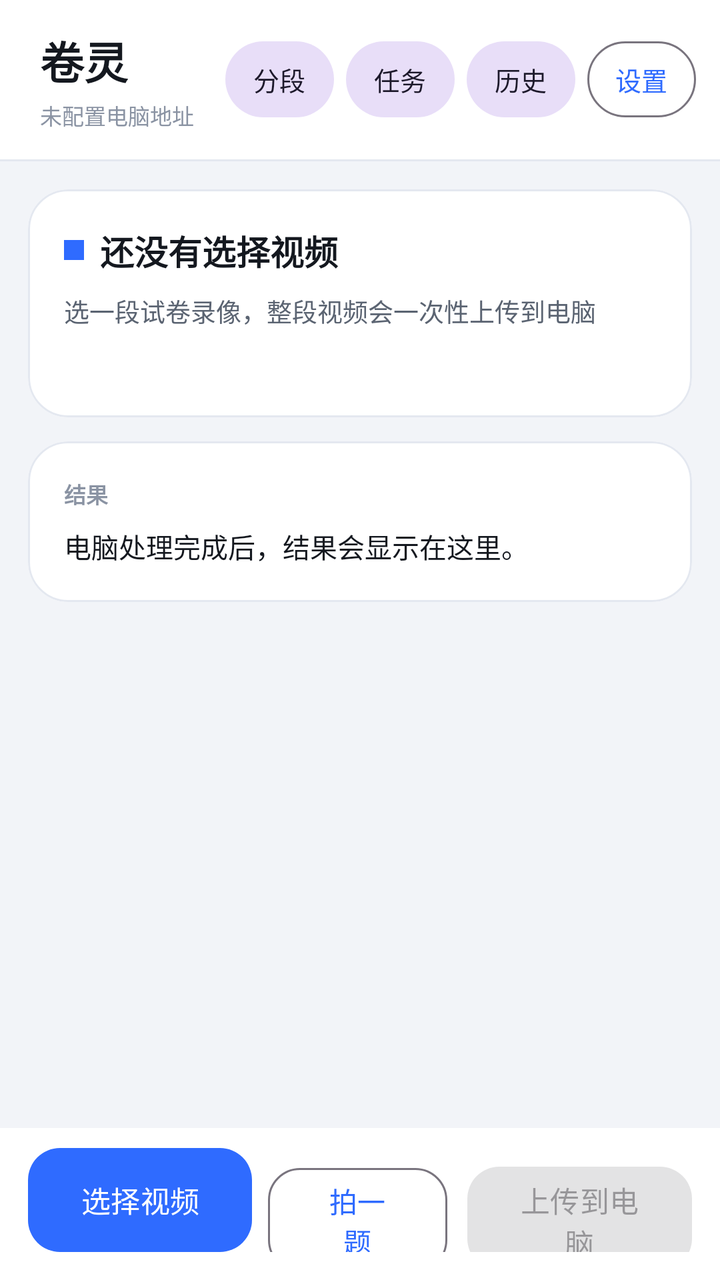
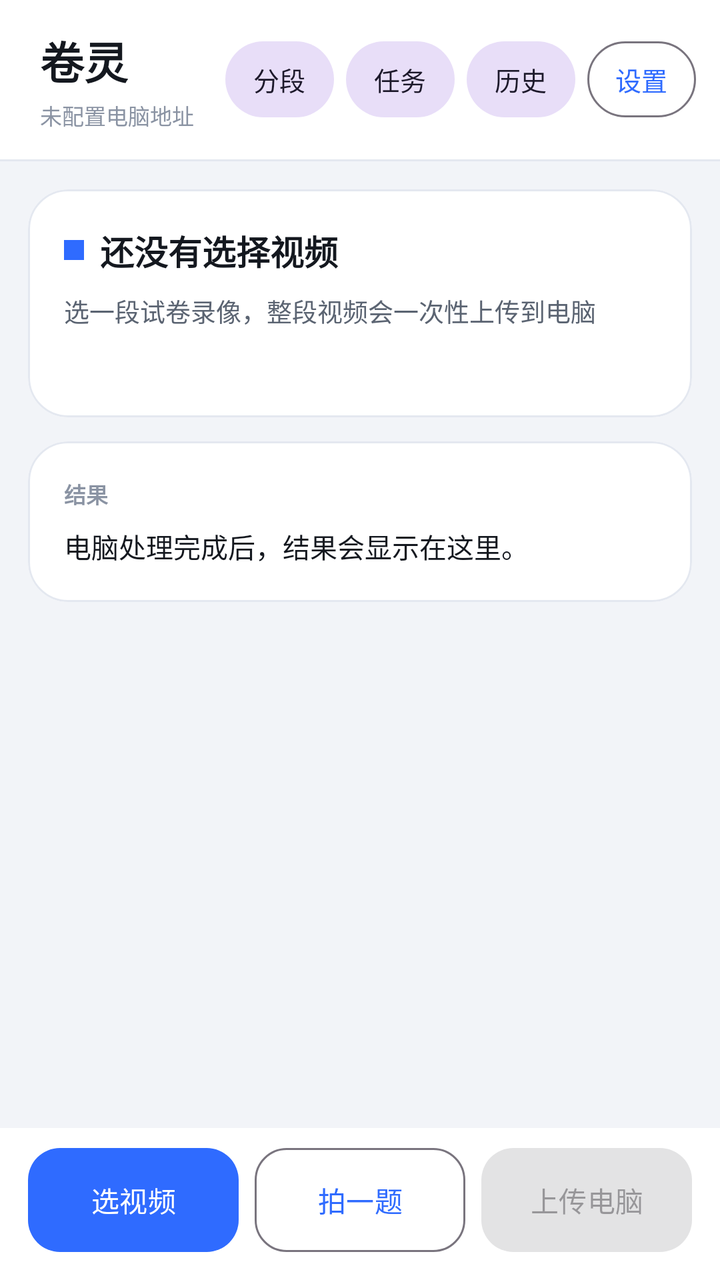

Screens rendered from an Android XML layout before and after an edit, with the pre-edit source and the edit as a unified diff.
<!-- AndroidManifest.xml: application theme Theme.VideoQuiz -->
<!-- res/layout/activity_main.xml -->
<?xml version="1.0" encoding="utf-8"?>
<LinearLayout xmlns:android="http://schemas.android.com/apk/res/android"
    xmlns:app="http://schemas.android.com/apk/res-auto"
    android:layout_width="match_parent"
    android:layout_height="match_parent"
    android:background="@color/surface_dim"
    android:orientation="vertical">

    
    <LinearLayout
        android:layout_width="match_parent"
        android:layout_height="wrap_content"
        android:background="@color/surface"
        android:gravity="center_vertical"
        android:orientation="horizontal"
        android:paddingStart="20dp"
        android:paddingTop="14dp"
        android:paddingEnd="12dp"
        android:paddingBottom="14dp">

        <LinearLayout
            android:layout_width="0dp"
            android:layout_height="wrap_content"
            android:layout_weight="1"
            android:orientation="vertical">

            <TextView
                android:layout_width="wrap_content"
                android:layout_height="wrap_content"
                android:text="卷灵"
                android:textColor="@color/text_primary"
                android:textSize="22sp"
                android:textStyle="bold" />

            <TextView
                android:id="@+id/tvEndpoint"
                android:layout_width="match_parent"
                android:layout_height="wrap_content"
                android:layout_marginTop="3dp"
                android:ellipsize="middle"
                android:maxLines="1"
                android:text="未配置电脑地址"
                android:textColor="@color/text_tertiary"
                android:textSize="11sp" />
        </LinearLayout>

        <com.google.android.material.button.MaterialButton
            android:id="@+id/btnPaper"
            style="@style/Widget.Material3.Button.TonalButton"
            android:layout_width="wrap_content"
            android:layout_height="38dp"
            android:layout_marginEnd="6dp"
            android:insetTop="0dp"
            android:insetBottom="0dp"
            android:minWidth="0dp"
            android:paddingStart="14dp"
            android:paddingEnd="14dp"
            android:text="分段"
            android:textSize="13sp"
            app:cornerRadius="19dp" />

        <com.google.android.material.button.MaterialButton
            android:id="@+id/btnTasks"
            style="@style/Widget.Material3.Button.TonalButton"
            android:layout_width="wrap_content"
            android:layout_height="38dp"
            android:layout_marginEnd="6dp"
            android:insetTop="0dp"
            android:insetBottom="0dp"
            android:minWidth="0dp"
            android:paddingStart="14dp"
            android:paddingEnd="14dp"
            android:text="任务"
            android:textSize="13sp"
            app:cornerRadius="19dp" />

        <com.google.android.material.button.MaterialButton
            android:id="@+id/btnHistory"
            style="@style/Widget.Material3.Button.TonalButton"
            android:layout_width="wrap_content"
            android:layout_height="38dp"
            android:layout_marginEnd="6dp"
            android:insetTop="0dp"
            android:insetBottom="0dp"
            android:minWidth="0dp"
            android:paddingStart="14dp"
            android:paddingEnd="14dp"
            android:text="历史"
            android:textSize="13sp"
            app:cornerRadius="19dp" />

        <com.google.android.material.button.MaterialButton
            android:id="@+id/btnSettings"
            style="@style/Widget.Material3.Button.OutlinedButton"
            android:layout_width="wrap_content"
            android:layout_height="38dp"
            android:insetTop="0dp"
            android:insetBottom="0dp"
            android:minWidth="0dp"
            android:paddingStart="14dp"
            android:paddingEnd="14dp"
            android:text="设置"
            android:textSize="13sp"
            app:cornerRadius="19dp" />
    </LinearLayout>

    <View
        android:layout_width="match_parent"
        android:layout_height="1dp"
        android:background="@color/divider" />

    
    <ScrollView
        android:layout_width="match_parent"
        android:layout_height="0dp"
        android:layout_weight="1"
        android:clipToPadding="false"
        android:paddingBottom="8dp">

        <LinearLayout
            android:layout_width="match_parent"
            android:layout_height="wrap_content"
            android:orientation="vertical">

            
            <com.google.android.material.card.MaterialCardView
                android:layout_width="match_parent"
                android:layout_height="wrap_content"
                android:layout_marginStart="14dp"
                android:layout_marginTop="14dp"
                android:layout_marginEnd="14dp"
                app:cardBackgroundColor="@color/surface"
                app:cardCornerRadius="20dp"
                app:cardElevation="0dp"
                app:strokeColor="@color/divider"
                app:strokeWidth="1dp">

                <LinearLayout
                    android:layout_width="match_parent"
                    android:layout_height="wrap_content"
                    android:orientation="vertical"
                    android:padding="18dp">

                    <LinearLayout
                        android:layout_width="match_parent"
                        android:layout_height="wrap_content"
                        android:gravity="center_vertical"
                        android:orientation="horizontal">

                        <View
                            android:id="@+id/dotPhase"
                            android:layout_width="10dp"
                            android:layout_height="10dp"
                            android:layout_marginEnd="8dp"
                            android:background="@color/brand" />

                        <TextView
                            android:id="@+id/tvPhase"
                            android:layout_width="0dp"
                            android:layout_height="wrap_content"
                            android:layout_weight="1"
                            android:text="还没有选择视频"
                            android:textColor="@color/text_primary"
                            android:textSize="17sp"
                            android:textStyle="bold" />
                    </LinearLayout>

                    <TextView
                        android:id="@+id/tvVideo"
                        android:layout_width="match_parent"
                        android:layout_height="wrap_content"
                        android:layout_marginTop="8dp"
                        android:ellipsize="middle"
                        android:maxLines="2"
                        android:text="选一段试卷录像，整段视频会一次性上传到电脑"
                        android:textColor="@color/text_secondary"
                        android:textSize="12.5sp" />

                    <ProgressBar
                        android:id="@+id/progress"
                        style="?android:attr/progressBarStyleHorizontal"
                        android:layout_width="match_parent"
                        android:layout_height="6dp"
                        android:layout_marginTop="16dp"
                        android:max="100"
                        android:progressBackgroundTint="@color/brand_soft"
                        android:progressTint="@color/brand"
                        android:visibility="gone" />

                    <TextView
                        android:id="@+id/tvStatus"
                        android:layout_width="match_parent"
                        android:layout_height="wrap_content"
                        android:layout_marginTop="10dp"
                        android:lineSpacingExtra="2dp"
                        android:text=""
                        android:textColor="@color/text_secondary"
                        android:textSize="12sp" />
                </LinearLayout>
            </com.google.android.material.card.MaterialCardView>

            
            <com.google.android.material.card.MaterialCardView
                android:layout_width="match_parent"
                android:layout_height="wrap_content"
                android:layout_marginStart="14dp"
                android:layout_marginTop="12dp"
                android:layout_marginEnd="14dp"
                app:cardBackgroundColor="@color/surface"
                app:cardCornerRadius="20dp"
                app:cardElevation="0dp"
                app:strokeColor="@color/divider"
                app:strokeWidth="1dp">

                <LinearLayout
                    android:layout_width="match_parent"
                    android:layout_height="wrap_content"
                    android:orientation="vertical"
                    android:padding="18dp">

                    <TextView
                        android:layout_width="wrap_content"
                        android:layout_height="wrap_content"
                        android:text="结果"
                        android:textColor="@color/text_tertiary"
                        android:textSize="11sp"
                        android:textStyle="bold" />

                    <TextView
                        android:id="@+id/tvResult"
                        android:layout_width="match_parent"
                        android:layout_height="wrap_content"
                        android:layout_marginTop="8dp"
                        android:lineSpacingExtra="5dp"
                        android:text="电脑处理完成后，结果会显示在这里。"
                        android:textColor="@color/text_primary"
                        android:textIsSelectable="true"
                        android:textSize="13.5sp" />
                </LinearLayout>
            </com.google.android.material.card.MaterialCardView>

            
            <LinearLayout
                android:layout_width="match_parent"
                android:layout_height="wrap_content"
                android:layout_marginStart="14dp"
                android:layout_marginTop="12dp"
                android:layout_marginEnd="14dp"
                android:orientation="horizontal">

                <com.google.android.material.button.MaterialButton
                    android:id="@+id/btnSolve"
                    style="@style/Widget.Material3.Button.OutlinedButton"
                    android:layout_width="0dp"
                    android:layout_height="46dp"
                    android:layout_weight="1"
                    android:enabled="false"
                    android:insetTop="0dp"
                    android:insetBottom="0dp"
                    android:text="解题"
                    android:textSize="13sp"
                    android:visibility="gone"
                    app:cornerRadius="15dp" />

                <com.google.android.material.button.MaterialButton
                    android:id="@+id/btnPdf"
                    style="@style/Widget.Material3.Button.OutlinedButton"
                    android:layout_width="0dp"
                    android:layout_height="46dp"
                    android:layout_marginStart="8dp"
                    android:layout_weight="1"
                    android:enabled="false"
                    android:insetTop="0dp"
                    android:insetBottom="0dp"
                    android:text="打开 PDF"
                    android:textSize="13sp"
                    android:visibility="gone"
                    app:cornerRadius="15dp" />

                <com.google.android.material.button.MaterialButton
                    android:id="@+id/btnOpenChat"
                    style="@style/Widget.Material3.Button.OutlinedButton"
                    android:layout_width="0dp"
                    android:layout_height="46dp"
                    android:layout_marginStart="8dp"
                    android:layout_weight="1"
                    android:insetTop="0dp"
                    android:insetBottom="0dp"
                    android:text="继续追问"
                    android:textSize="13sp"
                    android:visibility="gone"
                    app:cornerRadius="15dp" />
            </LinearLayout>
        </LinearLayout>
    </ScrollView>

    
    <LinearLayout
        android:layout_width="match_parent"
        android:layout_height="wrap_content"
        android:background="@color/surface"
        android:orientation="vertical"
        android:paddingStart="14dp"
        android:paddingTop="10dp"
        android:paddingEnd="14dp"
        android:paddingBottom="14dp">

        <com.google.android.material.button.MaterialButton
            android:id="@+id/btnDispatch"
            android:layout_width="match_parent"
            android:layout_height="50dp"
            android:insetTop="0dp"
            android:insetBottom="0dp"
            android:text="开始处理"
            android:textSize="14.5sp"
            android:visibility="gone"
            app:cornerRadius="16dp" />

        <LinearLayout
            android:layout_width="match_parent"
            android:layout_height="wrap_content"
            android:orientation="horizontal">

            <com.google.android.material.button.MaterialButton
                android:id="@+id/btnPick"
                android:layout_width="0dp"
                android:layout_height="52dp"
                android:layout_weight="1"
                android:insetTop="0dp"
                android:insetBottom="0dp"
                android:text="选择视频"
                android:textSize="14.5sp"
                app:cornerRadius="16dp" />

            <com.google.android.material.button.MaterialButton
                android:id="@+id/btnShot"
                style="@style/Widget.Material3.Button.OutlinedButton"
                android:layout_width="0dp"
                android:layout_height="52dp"
                android:layout_marginStart="8dp"
                android:layout_weight="0.8"
                android:insetTop="0dp"
                android:insetBottom="0dp"
                android:text="拍一题"
                android:textSize="14sp"
                app:cornerRadius="16dp" />

            <com.google.android.material.button.MaterialButton
                android:id="@+id/btnRun"
                style="@style/Widget.Material3.Button.TonalButton"
                android:layout_width="0dp"
                android:layout_height="52dp"
                android:layout_marginStart="10dp"
                android:layout_weight="1"
                android:enabled="false"
                android:insetTop="0dp"
                android:insetBottom="0dp"
                android:text="上传到电脑"
                android:textSize="14.5sp"
                app:cornerRadius="16dp" />
        </LinearLayout>
    </LinearLayout>
</LinearLayout>
<!-- resources referenced by this layout -->
<resources>
  <color name="brand">#2F6BFF</color>
  <color name="brand_soft">#E8EFFF</color>
  <color name="divider">#E4E8F0</color>
  <color name="surface">#FFFFFF</color>
  <color name="surface_dim">#F2F4F8</color>
  <color name="text_primary">#14181F</color>
  <color name="text_secondary">#5B6472</color>
  <color name="text_tertiary">#8A93A3</color>
  <style name="Theme.VideoQuiz" parent="Theme.Material3.Light.NoActionBar">
          <item name="colorPrimary">@color/brand</item>
          <item name="colorOnPrimary">#FFFFFF</item>
          <item name="colorSurface">@color/surface</item>
          <item name="android:statusBarColor">@color/surface</item>
          <item name="android:windowLightStatusBar">true</item>
      </style>
</resources>

<!-- the commit's change to res/layout/activity_main.xml (unified diff, before → after) -->
@@ -328,8 +328,11 @@
                 android:layout_weight="1"
                 android:insetTop="0dp"
                 android:insetBottom="0dp"
-                android:text="选择视频"
-                android:textSize="14.5sp"
+                android:maxLines="1"
+                android:paddingStart="6dp"
+                android:paddingEnd="6dp"
+                android:text="选视频"
+                android:textSize="14sp"
                 app:cornerRadius="16dp" />
 
             <com.google.android.material.button.MaterialButton
@@ -338,9 +341,12 @@
                 android:layout_width="0dp"
                 android:layout_height="52dp"
                 android:layout_marginStart="8dp"
-                android:layout_weight="0.8"
+                android:layout_weight="1"
                 android:insetTop="0dp"
                 android:insetBottom="0dp"
+                android:maxLines="1"
+                android:paddingStart="6dp"
+                android:paddingEnd="6dp"
                 android:text="拍一题"
                 android:textSize="14sp"
                 app:cornerRadius="16dp" />
@@ -350,14 +356,17 @@
                 style="@style/Widget.Material3.Button.TonalButton"
                 android:layout_width="0dp"
                 android:layout_height="52dp"
-                android:layout_marginStart="10dp"
+                android:layout_marginStart="8dp"
                 android:layout_weight="1"
                 android:enabled="false"
                 android:insetTop="0dp"
                 android:insetBottom="0dp"
-                android:text="上传到电脑"
-                android:textSize="14.5sp"
+                android:maxLines="1"
+                android:paddingStart="6dp"
+                android:paddingEnd="6dp"
+                android:text="上传电脑"
+                android:textSize="14sp"
                 app:cornerRadius="16dp" />
-        </LinearLayout>
     </LinearLayout>
 </LinearLayout>
+</LinearLayout>
